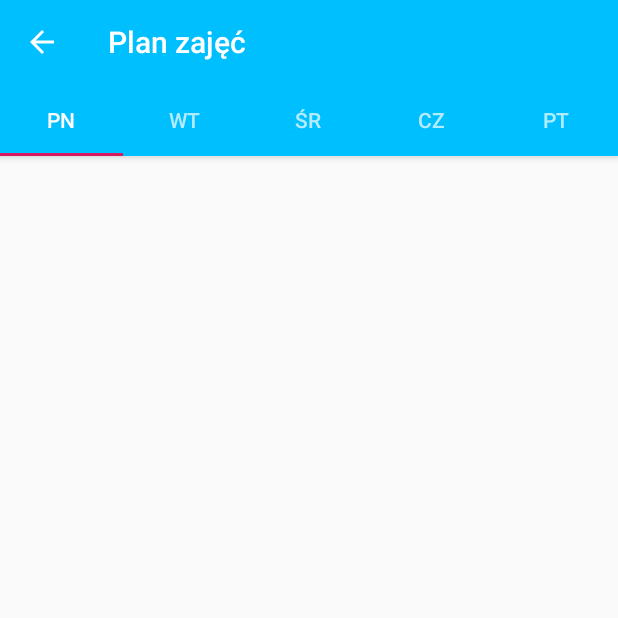
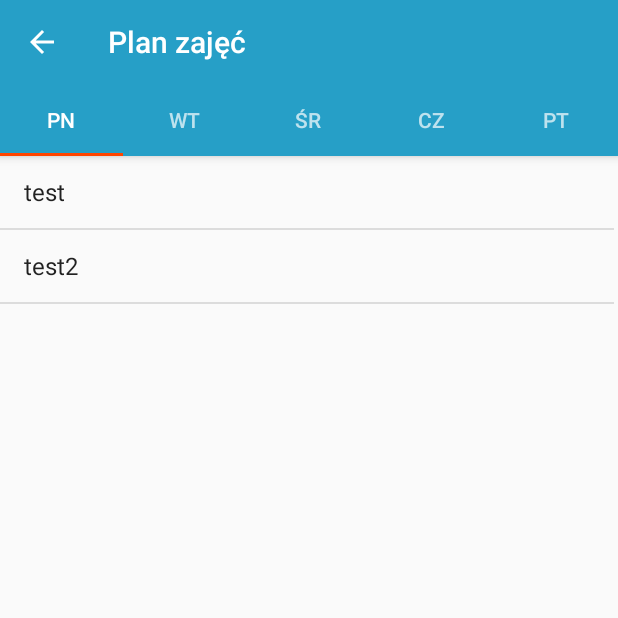
Before and after one commit to zieto/eregister-mobile, an Android app: the Monday screen opened directly, with no data from a screen before it, on a phone screen of 412 x 824 dp, the top half of it. Run offline under Robolectric (Android 15) with nearby library versions, the phone set to English and light mode, and no system bars.

Commit message:
changed main_layout

```diff
--- a/app/src/main/java/com/umk/diary/MainActivity.java
+++ b/app/src/main/java/com/umk/diary/MainActivity.java
@@ -48,7 +48,7 @@ public class MainActivity extends AppCompatActivity {
     }
 
     public void onClick(View view){
-        Intent browserIntent = new Intent(Intent.ACTION_VIEW, Uri.parse("http://192.168.0.105:5050/forgotpwd.html"));
+        Intent browserIntent = new Intent(Intent.ACTION_VIEW, Uri.parse("http://10.0.2.2:5050/forgotpwd.html"));
         startActivity(browserIntent);
     }
 
--- a/app/src/main/java/com/umk/diary/Profil.java
+++ b/app/src/main/java/com/umk/diary/Profil.java
@@ -40,7 +40,7 @@ public class Profil extends AppCompatActivity {
     @Override
     protected void onCreate(Bundle savedInstanceState) {
         super.onCreate(savedInstanceState);
-        getJSON("http://192.168.0.105:5050/getusermeta.php");
+        getJSON("http://10.0.2.2:5050/getusermeta.php");
 //        getJSON("http://krzyzunlukas.nazwa.pl/diary-api/api.php");
         setContentView(R.layout.activity_profil);
         ActionBar actionBar = getSupportActionBar();
--- a/app/src/main/java/com/umk/diary/grades/Dane_ang.java
+++ b/app/src/main/java/com/umk/diary/grades/Dane_ang.java
@@ -36,7 +36,7 @@ public class Dane_ang extends AppCompatActivity {
     @Override
     protected void onCreate(Bundle savedInstanceState) {
         super.onCreate(savedInstanceState);
-        getJSON("http://192.168.0.105:5050/getdata.php");
+        getJSON("http://10.0.2.2:5050/getdata.php");
         setContentView(R.layout.activity_dane_ang);
         listView = findViewById(R.id.listView);
         srednia = findViewById(R.id.srednia);
--- a/app/src/main/java/com/umk/diary/grades/Dane_mat.java
+++ b/app/src/main/java/com/umk/diary/grades/Dane_mat.java
@@ -36,7 +36,7 @@ public class Dane_mat extends AppCompatActivity {
     @Override
     protected void onCreate(Bundle savedInstanceState) {
         super.onCreate(savedInstanceState);
-        getJSON("http://192.168.0.105:5050/getdata.php");
+        getJSON("http://10.0.2.2:5050/getdata.php");
         setContentView(R.layout.activity_dane_mat);
         listView = findViewById(R.id.listView);
         srednia = findViewById(R.id.srednia);
--- a/app/src/main/java/com/umk/diary/grades/Dane_pol.java
+++ b/app/src/main/java/com/umk/diary/grades/Dane_pol.java
@@ -39,7 +39,7 @@ public class Dane_pol extends AppCompatActivity {
     @Override
     protected void onCreate(Bundle savedInstanceState) {
         super.onCreate(savedInstanceState);
-        getJSON("http://192.168.0.105:5050/getdata.php");
+        getJSON("http://10.0.2.2:5050/getdata.php");
         setContentView(R.layout.activity_dane_pol);
         listView = findViewById(R.id.listView);
         srednia = findViewById(R.id.srednia);
--- a/app/src/main/java/com/umk/diary/schedules/Monday.java
+++ b/app/src/main/java/com/umk/diary/schedules/Monday.java
@@ -5,17 +5,32 @@ import android.os.Bundle;
 import android.view.LayoutInflater;
 import android.view.View;
 import android.view.ViewGroup;
+import android.widget.ArrayAdapter;
+import android.widget.ListView;
 
 import androidx.annotation.Nullable;
 import androidx.fragment.app.Fragment;
 
 import com.umk.diary.R;
 
+import java.util.ArrayList;
+
 public class Monday extends Fragment {
 
     @Nullable
     @Override
     public View onCreateView(LayoutInflater inflater, @Nullable ViewGroup container, @Nullable Bundle savedInstanceState){
-        return inflater.inflate(R.layout.frag_layout, container, false);
+
+        View view = inflater.inflate(R.layout.frag_layout,container,false);
+
+        ArrayList<String> data = new ArrayList<>();
+        data.add("test");
+        data.add("test2");
+        ArrayAdapter<String> adapter = new ArrayAdapter<String>(getContext(), android.R.layout.simple_list_item_activated_1, data);
+
+        ListView lvData = view.findViewById(R.id.listView);
+        lvData.setAdapter(adapter);
+
+        return view;
     }
 }
--- a/app/src/main/res/drawable/rounded_corner_button.xml
+++ b/app/src/main/res/drawable/rounded_corner_button.xml
@@ -1,6 +1,6 @@
 <?xml version="1.0" encoding="UTF-8"?>
 <shape xmlns:android="http://schemas.android.com/apk/res/android">
-    <solid android:color="#00BFFF"/>
+    <solid android:color="@color/colorPrimaryDark"/>
 
     <corners
         android:bottomRightRadius="5dip"
--- a/app/src/main/res/drawable/rounder_corner.xml
+++ b/app/src/main/res/drawable/rounder_corner.xml
@@ -1,6 +1,6 @@
 <?xml version="1.0" encoding="UTF-8"?>
 <shape xmlns:android="http://schemas.android.com/apk/res/android">
-    <solid android:color="#00BFFF"/>
+    <solid android:color="@color/colorPrimaryDark"/>
 
     <corners
         android:bottomRightRadius="5dip"
--- a/app/src/main/res/layout/frag_layout.xml
+++ b/app/src/main/res/layout/frag_layout.xml
@@ -1,6 +1,17 @@
 <?xml version="1.0" encoding="utf-8"?>
-<LinearLayout xmlns:android="http://schemas.android.com/apk/res/android"
-    android:orientation="vertical" android:layout_width="match_parent"
-    android:layout_height="match_parent">
+<androidx.constraintlayout.widget.ConstraintLayout xmlns:android="http://schemas.android.com/apk/res/android"
+    xmlns:app="http://schemas.android.com/apk/res-auto"
+    xmlns:tools="http://schemas.android.com/tools"
+    android:layout_width="match_parent"
+    android:layout_height="match_parent"
+    tools:context=".grades.Dane_pol">
 
-</LinearLayout>
+    <ListView
+        android:id="@+id/listView"
+        android:layout_width="409dp"
+        android:layout_height="729dp"
+        tools:layout_editor_absoluteX="1dp"
+        tools:layout_editor_absoluteY="1dp" >
+
+    </ListView>
+</androidx.constraintlayout.widget.ConstraintLayout>
--- a/app/src/main/res/values/colors.xml
+++ b/app/src/main/res/values/colors.xml
@@ -1,7 +1,7 @@
 <?xml version="1.0" encoding="utf-8"?>
 <resources>
-    <color name="colorPrimary">#00BFFF</color>
-    <color name="colorPrimaryDark">#1E90FF</color>
-    <color name="colorAccent">#D81B60</color>
+    <color name="colorPrimary">#269fc7</color>
+    <color name="colorPrimaryDark">#266ead</color>
+    <color name="colorAccent">#FF4500</color>
     <color name="ic_launcher_background">#F4FFFF</color>
 </resources>
```
Also changed, not shown: app/src/main/java/com/umk/diary/schedules/CustomListViewSchedule.java (added, +68 -0 lines), app/src/main/res/layout/activity_main.xml (+14 -16 lines), app/src/main/res/layout/activity_menu.xml (+5 -2 lines), app/src/main/res/layout/listview_layout_schedule.xml (added, +46 -0 lines), app/src/main/res/drawable-v24/logo.png (added).
